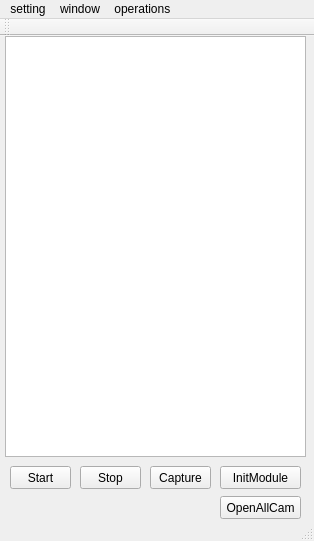
Qt form src/formCameraWindow/formcamwindow.ui (guanglun/GLMocap) before a commit.
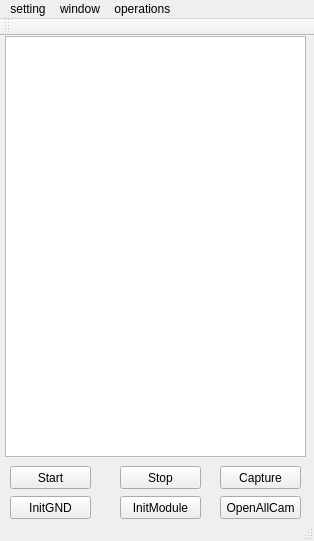
The same form after that commit.

Patch:
```diff
--- a/src/formCameraWindow/formcamwindow.ui
+++ b/src/formCameraWindow/formcamwindow.ui
@@ -41,7 +41,7 @@
      <rect>
       <x>10</x>
       <y>430</y>
-      <width>61</width>
+      <width>81</width>
       <height>23</height>
      </rect>
     </property>
@@ -52,9 +52,9 @@
    <widget class="QPushButton" name="pb_stop">
     <property name="geometry">
      <rect>
-      <x>80</x>
+      <x>120</x>
       <y>430</y>
-      <width>61</width>
+      <width>81</width>
       <height>23</height>
      </rect>
     </property>
@@ -65,9 +65,9 @@
    <widget class="QPushButton" name="pb_capture">
     <property name="geometry">
      <rect>
-      <x>150</x>
+      <x>220</x>
       <y>430</y>
-      <width>61</width>
+      <width>81</width>
       <height>23</height>
      </rect>
     </property>
@@ -78,8 +78,8 @@
    <widget class="QPushButton" name="pb_init_module">
     <property name="geometry">
      <rect>
-      <x>220</x>
-      <y>430</y>
+      <x>120</x>
+      <y>460</y>
       <width>81</width>
       <height>23</height>
      </rect>
@@ -101,6 +101,19 @@
      <string>OpenAllCam</string>
     </property>
    </widget>
+   <widget class="QPushButton" name="pb_init_gnd">
+    <property name="geometry">
+     <rect>
+      <x>10</x>
+      <y>460</y>
+      <width>81</width>
+      <height>23</height>
+     </rect>
+    </property>
+    <property name="text">
+     <string>InitGND</string>
+    </property>
+   </widget>
   </widget>
   <widget class="QMenuBar" name="menuBar">
    <property name="geometry">
```
